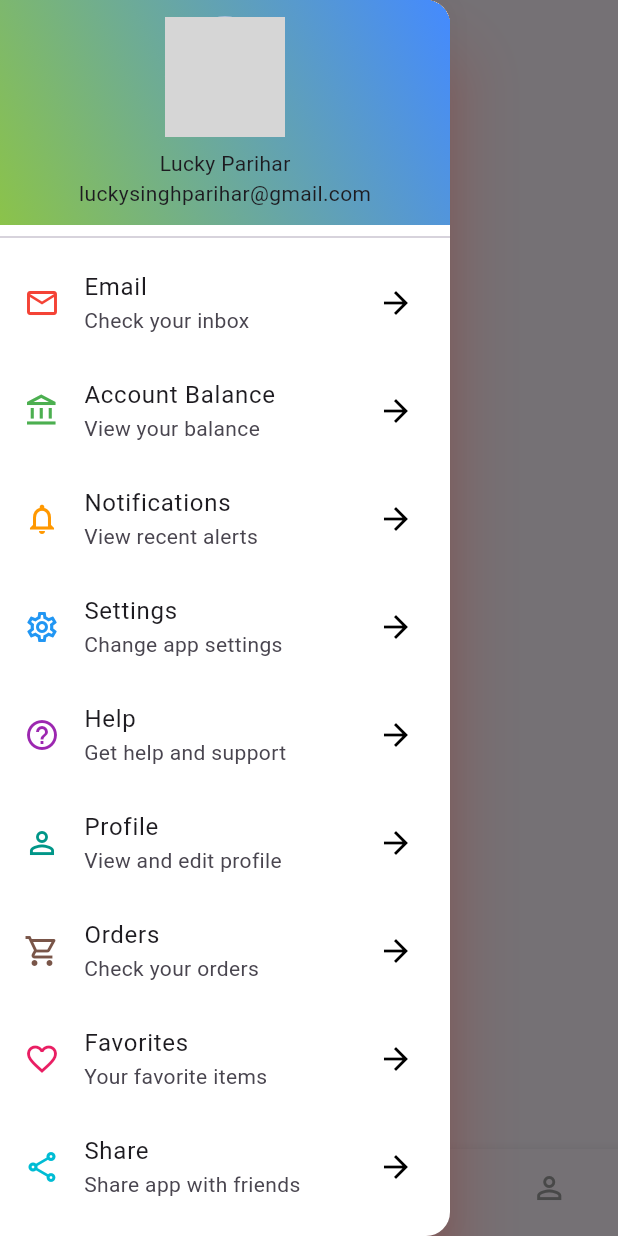
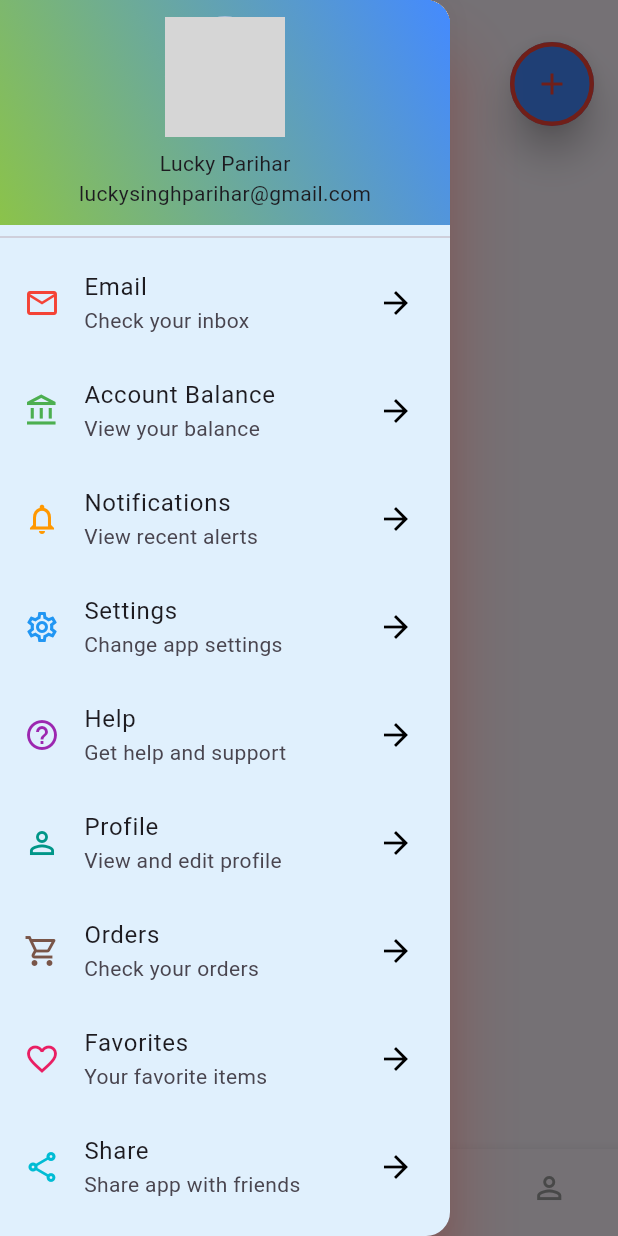
Before and after one commit to LuckyYunicorn/training, a Flutter app: the CustomBottomNavBar screen opened directly, with the side drawer open, on a phone screen of 412 x 824 dp. Run offline on Flutter 3.47's test engine with Material 3 defaults, Android fonts, the phone set to English and light mode, and no system bars; our stand-ins replace cached_network_image; network calls fail; grey boxes are pictures that could not be loaded.

```diff
--- a/lib/flutter_widgets/bottom_nav_bar.dart
+++ b/lib/flutter_widgets/bottom_nav_bar.dart
@@ -14,7 +14,7 @@ class _CustomBottomNavBarState extends State<CustomBottomNavBar> {
     Center(child: Text("Home")),
     Center(child: Text("Search")),
     Center(child: Text("Favorite")),
-    Center(child: Text("Settings")),
+    Center(child: Text("Profile")),
   ];
   FocusNode _focusNode = FocusNode();
   @override
@@ -51,24 +51,29 @@ class _CustomBottomNavBarState extends State<CustomBottomNavBar> {
           });
         },
       ),
-      floatingActionButtonLocation: FloatingActionButtonLocation.centerFloat,
+      floatingActionButtonLocation: FloatingActionButtonLocation.endTop,
       floatingActionButtonAnimator: FloatingActionButtonAnimator.scaling,
       floatingActionButton: FloatingActionButton(
-
         splashColor: Colors.green,
         backgroundColor: Colors.blueAccent,
+        foregroundColor: Colors.red,
+        focusColor: Colors.yellow,
         elevation: 10,
-        focusElevation: 30,
-        tooltip: "Add new Data",
+        focusElevation: 50,
+        // tooltip: "Add new Data",
         shape: CircleBorder(side: BorderSide(width: 3, color: Colors.red)),
         // enableFeedback: true,
         autofocus: true,
         // focusNode: _focusNode,
-        heroTag: "fab1",
+        // heroTag: "fab1",
+        // hoverElevation: 100,
+        // hoverColor: Colors.black,
+        // mini: false,
+        highlightElevation: 40,
         onPressed: () {
-          ScaffoldMessenger.of(
-            context,
-          ).showSnackBar(SnackBar(content: Text("data")));
+          // ScaffoldMessenger.of(
+          //   context,
+          // ).showSnackBar(SnackBar(content: Text("data")));
         },
 
         child: Icon(Icons.add),
--- a/lib/flutter_widgets/drawer.dart
+++ b/lib/flutter_widgets/drawer.dart
@@ -10,7 +10,9 @@ class CustomDrawer extends StatelessWidget {
     return SafeArea(
       child: Drawer(
         width: 300,
+        semanticLabel: "Hello World",
         backgroundColor: Colors.white,
+        surfaceTintColor: Colors.blue,
         shadowColor: Colors.red,
         elevation: 20,
         child: Column(
--- a/lib/main.dart
+++ b/lib/main.dart
@@ -6,7 +6,9 @@ import 'package:training/flutter_widgets/drawer.dart';
 import 'package:training/flutter_widgets/form.dart';
 import 'package:training/flutter_widgets/grid_view_builder.dart';
 import 'package:training/flutter_widgets/hit_test.dart';
+import 'package:training/flutter_widgets/images.dart';
 import 'package:training/flutter_widgets/list_view_builder.dart';
+import 'package:training/flutter_widgets/row_column.dart';
 import 'package:training/flutter_widgets/text.dart';
 import 'package:training/flutter_widgets/text_form_field.dart';
 import 'package:training/flutter_widgets/wrap_widget.dart';
@@ -22,7 +24,7 @@ class MyApp extends StatelessWidget {
   Widget build(BuildContext context) {
     return MaterialApp(
       debugShowCheckedModeBanner: false,
-      home: CustomBottomNavBar(),
+      home: CustomImages(),
     );
   }
 }
--- a/pubspec.yaml
+++ b/pubspec.yaml
@@ -34,6 +34,7 @@ dependencies:
   # The following adds the Cupertino Icons font to your application.
   # Use with the CupertinoIcons class for iOS style icons.
   cupertino_icons: ^1.0.8
+  cached_network_image: ^3.4.1
 
 dev_dependencies:
   flutter_test:
@@ -58,8 +59,8 @@ flutter:
   uses-material-design: true
 
   # To add assets to your application, add an assets section, like this:
-  # assets:
-  #   - images/a_dot_burr.jpeg
+  assets:
+     - assets/images/
   #   - images/a_dot_ham.jpeg
 
   # An image asset can refer to one or more resolution-specific "variants", see
```
Also changed, not shown: lib/flutter_widgets/images.dart (added, +95 -0 lines), lib/flutter_widgets/row_column.dart (added, +57 -0 lines), assets/images/download.jpg (added), assets/images/wallpaper1.jpg (added), pubspec.lock.
